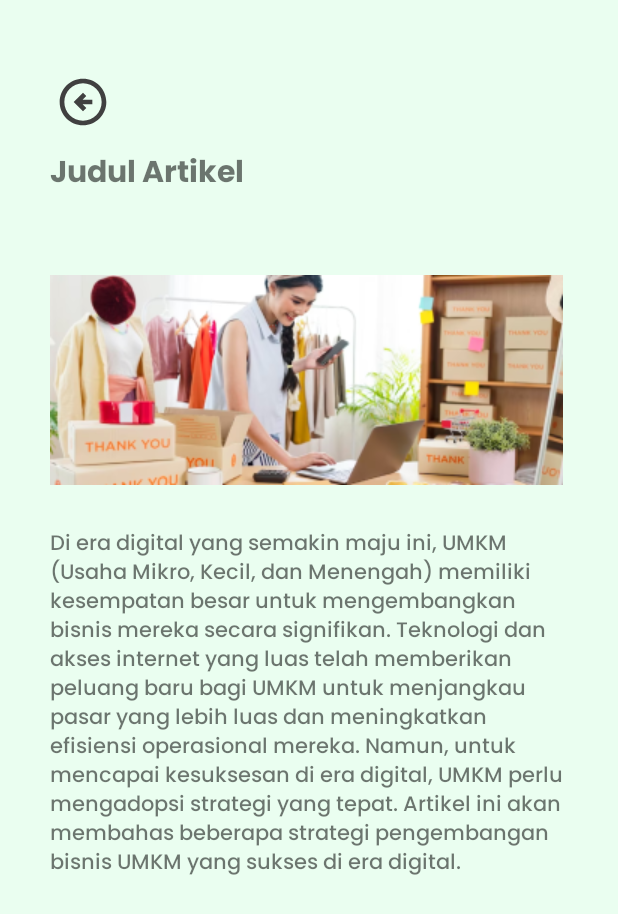
After one commit to Usahayuk-Capstone-Project/Mobile-Development, an Android app: the layout activity_detail_article.xml on its own in the app's theme, with its tools: preview values and no code run, on a phone screen of 412 x 824 dp. The commit adds this screen. Shown: the top 914 px of the screen. Run offline under Robolectric (Android 15) with nearby library versions, the phone set to English and light mode, and no system bars.

Commit message:
Detail Artikel Activity

```diff
--- a/app/src/main/AndroidManifest.xml
+++ b/app/src/main/AndroidManifest.xml
@@ -11,6 +11,9 @@
         android:supportsRtl="true"
         android:theme="@style/Theme.UsahaYuk"
         tools:targetApi="31">
+        <activity
+            android:name=".DetailArticleActivity"
+            android:exported="false" />
         <activity
             android:name=".ui.mybussiness.DetailUsahaActivity"
             android:exported="false" />
--- a/app/src/main/java/com/example/usahayuk/data/remote/ApiService.kt
+++ b/app/src/main/java/com/example/usahayuk/data/remote/ApiService.kt
@@ -25,4 +25,5 @@ interface ApiService {
     ): Call<LoginResponse>
 
 
+
 }
--- /dev/null
+++ b/app/src/main/java/com/example/usahayuk/ui/community/DetailArticleActivity.kt
@@ -0,0 +1,11 @@
+package com.example.usahayuk.ui.community
+
+import androidx.appcompat.app.AppCompatActivity
+import android.os.Bundle
+
+class DetailArticleActivity : AppCompatActivity() {
+    override fun onCreate(savedInstanceState: Bundle?) {
+        super.onCreate(savedInstanceState)
+        setContentView(R.layout.activity_detail_article)
+    }
+}
--- /dev/null
+++ b/app/src/main/res/drawable/ic_arrow_circle_left_24.xml
@@ -0,0 +1,5 @@
+<vector android:height="24dp" android:tint="#404040"
+    android:viewportHeight="24" android:viewportWidth="24"
+    android:width="24dp" xmlns:android="http://schemas.android.com/apk/res/android">
+    <path android:fillColor="@android:color/white" android:pathData="M2,12c0,5.52 4.48,10 10,10c5.52,0 10,-4.48 10,-10S17.52,2 12,2C6.48,2 2,6.48 2,12zM20,12c0,4.42 -3.58,8 -8,8c-4.42,0 -8,-3.58 -8,-8s3.58,-8 8,-8C16.42,4 20,7.58 20,12zM8,12l4,-4l1.41,1.41L11.83,11H16v2h-4.17l1.59,1.59L12,16L8,12z"/>
+</vector>
--- /dev/null
+++ b/app/src/main/res/layout/activity_detail_article.xml
@@ -0,0 +1,50 @@
+<?xml version="1.0" encoding="utf-8"?>
+<androidx.constraintlayout.widget.ConstraintLayout xmlns:android="http://schemas.android.com/apk/res/android"
+    xmlns:app="http://schemas.android.com/apk/res-auto"
+    xmlns:tools="http://schemas.android.com/tools"
+    android:layout_width="match_parent"
+    android:layout_height="match_parent"
+    android:background="@color/green_surface"
+    tools:context=".ui.community.DetailArticleActivity">
+
+    <ImageView
+        android:id="@+id/imageView3"
+        android:layout_width="44dp"
+        android:layout_height="37dp"
+        android:layout_marginStart="33dp"
+        android:layout_marginTop="49dp"
+        app:layout_constraintStart_toStartOf="parent"
+        app:layout_constraintTop_toTopOf="parent"
+        app:srcCompat="@drawable/ic_arrow_circle_left_24" />
+
+    <TextView
+        android:id="@+id/txtJudulArtcl"
+        android:layout_width="wrap_content"
+        android:layout_height="wrap_content"
+        android:layout_marginTop="12dp"
+        android:fontFamily="@font/poppinsbold"
+        android:textSize="20sp"
+        android:text="@string/judul_artikel"
+        app:layout_constraintStart_toStartOf="@+id/imageView3"
+        app:layout_constraintTop_toBottomOf="@+id/imageView3" />
+
+    <ImageView
+        android:id="@+id/imageView4"
+        android:layout_width="wrap_content"
+        android:layout_height="wrap_content"
+        android:layout_marginTop="49dp"
+        app:layout_constraintStart_toStartOf="@+id/txtJudulArtcl"
+        app:layout_constraintTop_toBottomOf="@id/txtJudulArtcl"
+        app:srcCompat="@drawable/cardkomunitas" />
+
+    <TextView
+        android:layout_width="346dp"
+        android:layout_height="wrap_content"
+        android:layout_marginTop="28dp"
+        android:text="@string/isiArtikel"
+        android:fontFamily="@font/poppinsmedium"
+        app:layout_constraintStart_toStartOf="@+id/imageView4"
+        app:layout_constraintTop_toBottomOf="@+id/imageView4" />
+
+
+</androidx.constraintlayout.widget.ConstraintLayout>
--- a/app/src/main/res/values/strings.xml
+++ b/app/src/main/res/values/strings.xml
@@ -132,6 +132,8 @@
     <string name="kawasan_industri">Kawasan Industri</string>
     <string name="terminal_transportasi_umum">Terminal/transportasi umum</string>
     <string name="cari_rekomendasi">Cari Rekomendasi</string>
+    <string name="judul_artikel">Judul Artikel</string>
+    <string name="isiArtikel">Di era digital yang semakin maju ini, UMKM (Usaha Mikro, Kecil, dan Menengah) memiliki kesempatan besar untuk mengembangkan bisnis mereka secara signifikan. Teknologi dan akses internet yang luas telah memberikan peluang baru bagi UMKM untuk menjangkau pasar yang lebih luas dan meningkatkan efisiensi operasional mereka. Namun, untuk mencapai kesuksesan di era digital, UMKM perlu mengadopsi strategi yang tepat. Artikel ini akan membahas beberapa strategi pengembangan bisnis UMKM yang sukses di era digital.</string>
 
 
 </resources>
```
